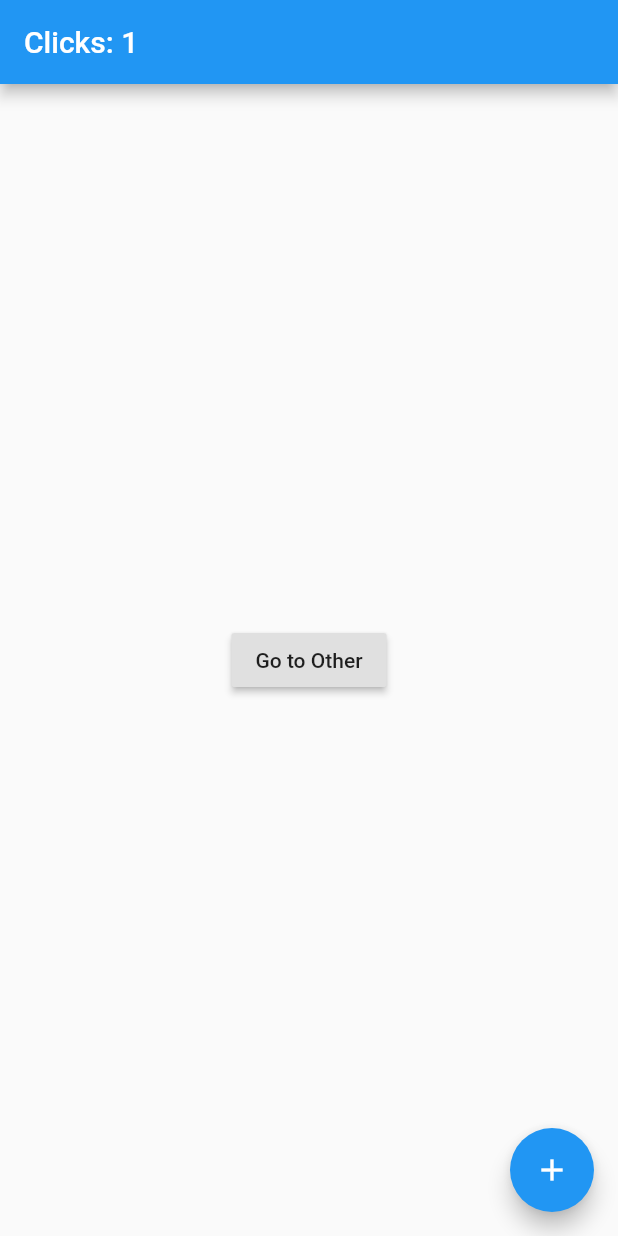
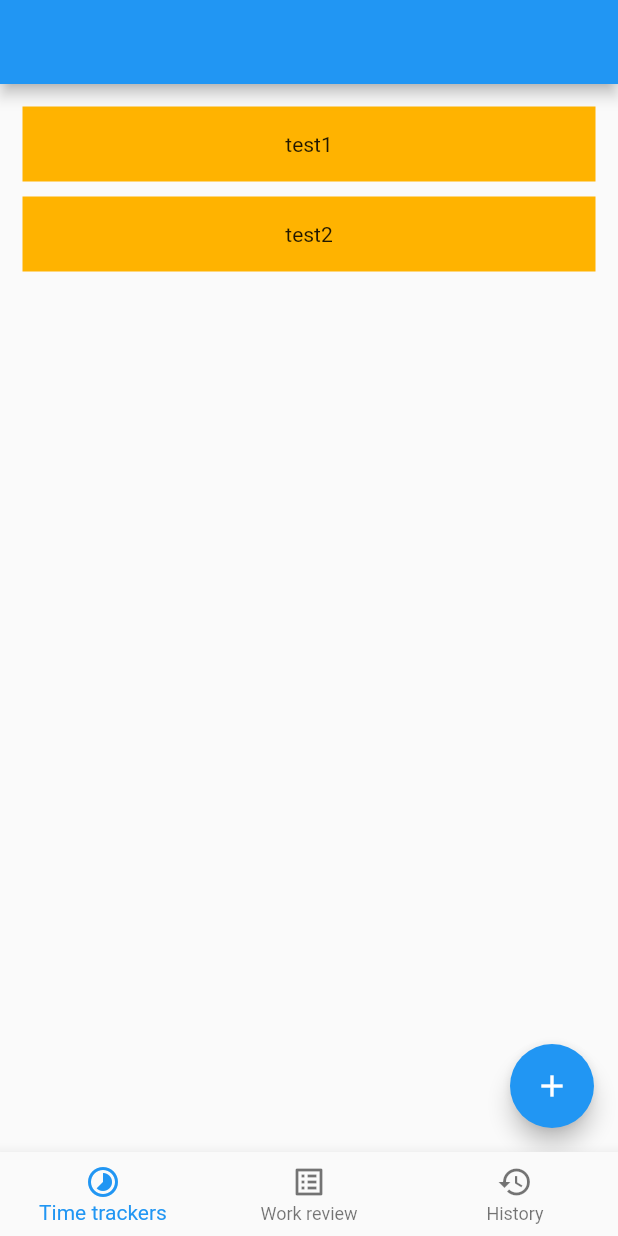
Before and after one commit to mjablecnik/flutter_getx_timetracker, a Flutter app: the screen it shows after launch, after a tap on the "add" icon, on a phone screen of 412 x 824 dp. Run offline on Flutter 3.47's test engine with Material 2 defaults, Android fonts, the phone set to English and light mode, and no system bars; our stand-ins replace get.

Commit message:
feat: add basic controllers, models and views for timetracker

```diff
--- a/lib/constants.dart
+++ b/lib/constants.dart
@@ -1,7 +1,3 @@
 class Routes {
   static const HOME = '/';
-  static const OTHER = '/other';
 }
-
-const pathSeparator = "/";
-const rootFolderName = "root";
--- a/lib/controllers/basic.dart
+++ /dev/null
@@ -1,13 +0,0 @@
-import 'package:get/get.dart';
-import 'package:timetracker/models/item.dart';
-
-class BasicController extends GetxController {
-  var count = 0.obs;
-  List<Item> simpleList = <Item>[Item("test1"), Item("test2")].obs;
-
-  increment() => count++;
-
-  addItem(String item) {
-    simpleList.add(Item(item));
-  }
-}
--- /dev/null
+++ b/lib/controllers/home.dart
@@ -0,0 +1,10 @@
+import 'package:get/get.dart';
+
+class HomeController extends GetxController {
+  var index = 0.obs;
+
+  changeIndex(int index) {
+    this.index = RxInt(index);
+    this.update();
+  }
+}
--- /dev/null
+++ b/lib/controllers/trackers.dart
@@ -0,0 +1,13 @@
+import 'package:get/get.dart';
+import 'package:timetracker/models/timetracker.dart';
+
+class TrackersController extends GetxController {
+  var count = 0.obs;
+  List<TimeTracker> trackers = <TimeTracker>[TimeTracker("test1"), TimeTracker("test2")].obs;
+
+  increment() => count++;
+
+  addItem(String item) {
+    trackers.add(TimeTracker(item));
+  }
+}
--- a/lib/main.dart
+++ b/lib/main.dart
@@ -2,10 +2,9 @@ import 'package:flutter/material.dart';
 
 import 'package:get/get.dart';
 import 'package:timetracker/constants.dart';
-import 'package:timetracker/controllers/basic.dart';
-import 'package:timetracker/controllers/dialog.dart';
-import 'package:timetracker/pages/home.dart';
-import 'package:timetracker/pages/other.dart';
+import 'package:timetracker/views/home.dart';
+
+import 'controllers/trackers.dart';
 
 
 Future<void> main() async {
@@ -13,14 +12,14 @@ Future<void> main() async {
   runApp(
     GetMaterialApp(
       smartManagement: SmartManagement.full,
-      initialRoute: Routes.HOME,
+      //initialRoute: Routes.HOME,
       initialBinding: BindingsBuilder(() {
-        Get.lazyPut(() => BasicController(), fenix: true);
-        Get.create(() => DialogController());
+        Get.lazyPut(() => TrackersController(), fenix: true);
       }),
+      home: HomePage(),
+
       getPages: [
-        GetPage(name: Routes.HOME, page: () => Home()),
-        GetPage(name: Routes.OTHER, page: () => Other()),
+        GetPage(name: Routes.HOME, page: () => HomePage()),
       ]),
   );
 }
--- /dev/null
+++ b/lib/models/tab_navigation.dart
@@ -0,0 +1,35 @@
+import 'package:flutter/material.dart';
+import 'package:flutter/widgets.dart';
+import 'package:timetracker/views/history.dart';
+import 'package:timetracker/views/review.dart';
+import 'package:timetracker/views/trackers.dart';
+
+class TabNavigationItem {
+  final Widget page;
+  final String title;
+  final Icon icon;
+
+  TabNavigationItem({
+    @required this.page,
+    @required this.title,
+    @required this.icon,
+  });
+
+  static List<TabNavigationItem> get items => [
+    TabNavigationItem(
+      page: TrackersView(),
+      icon: Icon(Icons.timelapse),
+      title: "Time trackers",
+    ),
+    TabNavigationItem(
+      page: ReviewView(),
+      icon: Icon(Icons.list_alt),
+      title: "Work review",
+    ),
+    TabNavigationItem(
+      page: HistoryView(),
+      icon: Icon(Icons.history),
+      title: "History",
+    ),
+  ];
+}
--- a/lib/models/item.dart
+++ b/lib/models/timetracker.dart
@@ -1,9 +1,9 @@
-class Item {
+class TimeTracker {
 
   String name;
   String description = "";
   DateTime created = DateTime.now();
   DateTime lastChange = DateTime.now();
 
-  Item(this.name);
+  TimeTracker(this.name);
 }
--- a/lib/pages/home.dart
+++ /dev/null
@@ -1,33 +0,0 @@
-import 'package:flutter/material.dart';
-import 'package:flutter/widgets.dart';
-import 'package:get/get.dart';
-import 'package:timetracker/constants.dart';
-import 'package:timetracker/controllers/basic.dart';
-
-
-class Home extends GetView<BasicController> {
-
-  @override
-  Widget build(context) {
-    return Scaffold(
-      // Use Obx(()=> to update Text() whenever count is changed.
-      appBar: AppBar(
-        title: Obx(
-          () => Text("Clicks: ${controller.count}"),
-        ),
-      ),
-
-      // Replace the 8 lines Navigator.push by a simple Get.to(). You don't need context
-      body: Center(
-        child: RaisedButton(
-          child: Text("Go to Other"),
-          onPressed: () => Get.toNamed(Routes.OTHER),
-        ),
-      ),
-      floatingActionButton: FloatingActionButton(
-        child: Icon(Icons.add),
-        onPressed: controller.increment,
-      ),
-    );
-  }
-}
--- /dev/null
+++ b/lib/views/history.dart
@@ -0,0 +1,13 @@
+import 'package:flutter/material.dart';
+import 'package:flutter/widgets.dart';
+
+class HistoryView extends StatelessWidget {
+  @override
+  Widget build(context) {
+
+    return Scaffold(
+      appBar: AppBar(),
+      body: Center(child: Text("History")),
+    );
+  }
+}
--- /dev/null
+++ b/lib/views/home.dart
@@ -0,0 +1,34 @@
+import 'package:flutter/cupertino.dart';
+import 'package:flutter/material.dart';
+import 'package:flutter/widgets.dart';
+import 'package:get/get.dart';
+import 'package:timetracker/controllers/home.dart';
+import 'package:timetracker/models/tab_navigation.dart';
+
+class HomePage extends StatelessWidget {
+  @override
+  Widget build(context) {
+    return GetBuilder<HomeController>(
+      init: HomeController(),
+      builder: (controller) => Scaffold(
+        body: IndexedStack(
+          index: controller.index.toInt(),
+          children: [
+            for (final tabItem in TabNavigationItem.items) tabItem.page,
+          ],
+        ),
+        bottomNavigationBar: BottomNavigationBar(
+          currentIndex: controller.index.toInt(),
+          onTap: controller.changeIndex,
+          items: [
+            for (final tabItem in TabNavigationItem.items)
+              BottomNavigationBarItem(
+                icon: tabItem.icon,
+                label: tabItem.title,
+              )
+          ],
+        ),
+      ),
+    );
+  }
+}
--- /dev/null
+++ b/lib/views/review.dart
@@ -0,0 +1,13 @@
+import 'package:flutter/material.dart';
+import 'package:flutter/widgets.dart';
+
+class ReviewView extends StatelessWidget {
+  @override
+  Widget build(context) {
+
+    return Scaffold(
+      appBar: AppBar(),
+      body: Center(child: Text("Review")),
+    );
+  }
+}
--- /dev/null
+++ b/lib/views/trackers.dart
@@ -0,0 +1,32 @@
+import 'package:flutter/material.dart';
+import 'package:flutter/widgets.dart';
+import 'package:get/get.dart';
+import 'package:timetracker/controllers/trackers.dart';
+
+class TrackersView extends GetView<TrackersController> {
+  @override
+  Widget build(context) {
+
+    return Scaffold(
+      appBar: AppBar(),
+      body: Obx(() => ListView.builder(
+        padding: const EdgeInsets.all(10),
+        itemCount: controller.trackers.length,
+        itemBuilder: (context, index) {
+          return Container(
+            height: 50,
+            margin: const EdgeInsets.all(5),
+            color: Colors.amber[600],
+            child: Center(
+              child: Text(controller.trackers[index].name),
+            ),
+          );
+        },
+      )),
+      floatingActionButton: FloatingActionButton(
+        child: Icon(Icons.add),
+        onPressed: () { print("Not implemented adding new trackers."); },
+      ),
+    );
+  }
+}
```
Also changed, not shown: lib/controllers/dialog.dart (deleted, +0 -46 lines), lib/pages/other.dart (deleted, +0 -35 lines).
